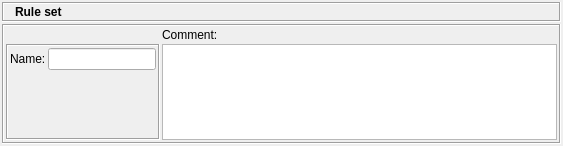
The window that src/gui/rulesetdialog_q.ui (fwbuilder/fwbuilder) describes before a commit, drawn with Qt 5.
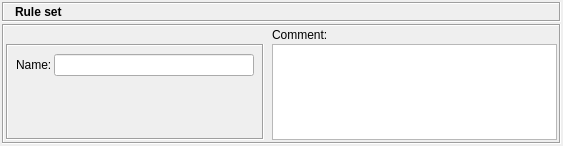
The same window after the commit. Icons and pictures are not drawn.

The edit to the form file:
```diff
--- a/src/gui/rulesetdialog_q.ui
+++ b/src/gui/rulesetdialog_q.ui
@@ -144,7 +144,7 @@
          <number>2</number>
         </property>
         <property name="horizontalSpacing" >
-         <number>2</number>
+         <number>8</number>
         </property>
         <property name="verticalSpacing" >
          <number>2</number>
@@ -159,22 +159,22 @@
           </property>
           <layout class="QGridLayout" >
            <property name="leftMargin" >
-            <number>2</number>
+            <number>8</number>
            </property>
            <property name="topMargin" >
-            <number>2</number>
+            <number>8</number>
            </property>
            <property name="rightMargin" >
-            <number>2</number>
+            <number>8</number>
            </property>
            <property name="bottomMargin" >
-            <number>2</number>
+            <number>8</number>
            </property>
            <property name="horizontalSpacing" >
             <number>2</number>
            </property>
            <property name="verticalSpacing" >
-            <number>2</number>
+            <number>8</number>
            </property>
            <item row="3" column="1" >
             <spacer>
@@ -210,6 +210,12 @@
                <verstretch>0</verstretch>
               </sizepolicy>
              </property>
+             <property name="minimumSize" >
+              <size>
+               <width>200</width>
+               <height>0</height>
+              </size>
+             </property>
             </widget>
            </item>
           </layout>
```
